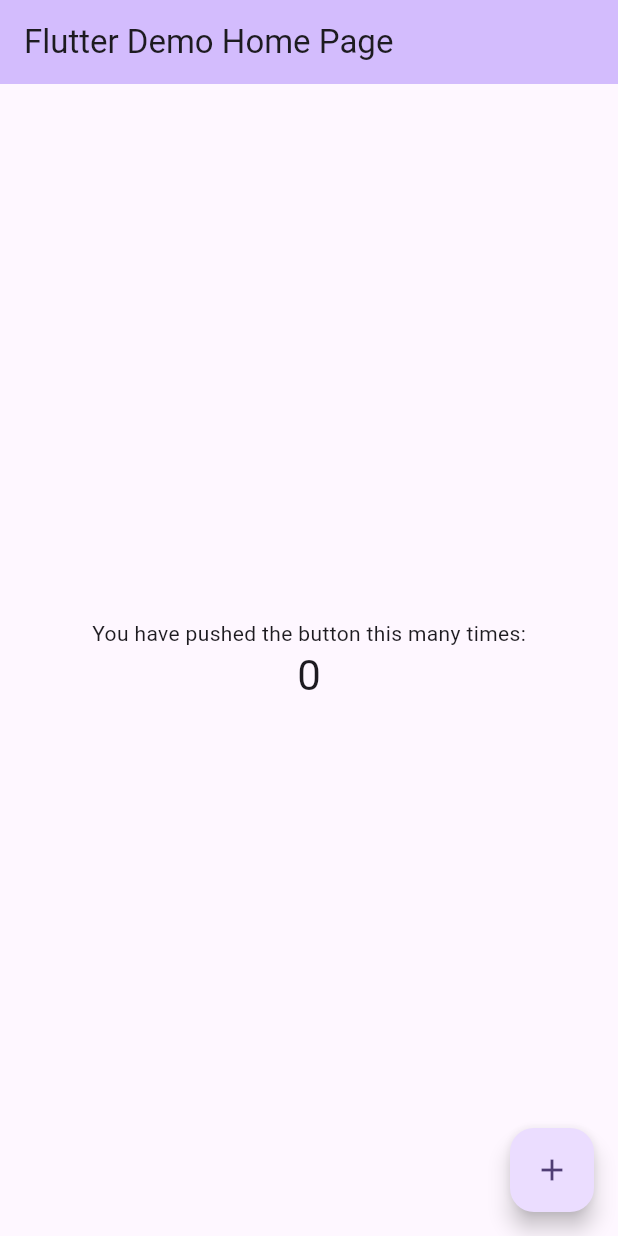
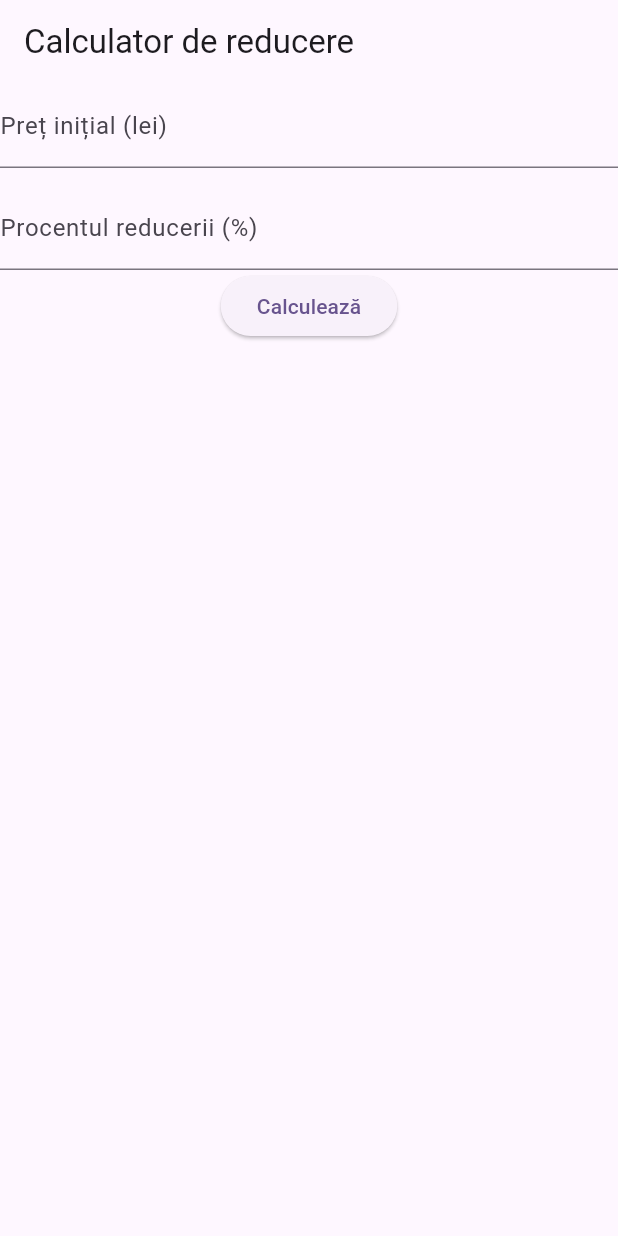
Before and after one commit to IrinaG234/PAM, a Flutter app: the screen it shows after launch, on a phone screen of 412 x 824 dp. Run offline on Flutter 3.47's test engine with Material 3 defaults, Android fonts, the light colour scheme and no system bars.

Commit message:
something new code

```diff
--- a/lib/main.dart
+++ b/lib/main.dart
@@ -11,60 +11,84 @@ class MyApp extends StatelessWidget {
   @override
   Widget build(BuildContext context) {
     return MaterialApp(
-      title: 'Flutter Demo',
+      title: 'Reducere calculator',
       theme: ThemeData(
         colorScheme: .fromSeed(seedColor: Colors.deepPurple),
       ),
-      home: const MyHomePage(title: 'Flutter Demo Home Page'),
+      home: const CalculatorReducerePage(),
     );
   }
 }
 //definește pagina si se poate schimba
-class MyHomePage extends StatefulWidget {
-  const MyHomePage({super.key, required this.title});
-  final String title;
+class CalculatorReducerePage extends StatefulWidget {
+  const CalculatorReducerePage({super.key});
 
   @override
-  State<MyHomePage> createState() => _MyHomePageState();
+  State<CalculatorReducerePage> createState() => _CalculatorReducerePageState();
 }
 
 //logica de actualizarea
-class _MyHomePageState extends State<MyHomePage> {
-  int _counter = 0;
+class _CalculatorReducerePageState extends State<CalculatorReducerePage> {
+  final TextEditingController _priceController=TextEditingController();
+  final TextEditingController _discountController=TextEditingController();
+  String _result='';
+  TipReducere _tipSelectat = TipReducere.procent;
 
-  void _incrementCounter() {
+  void _calculateDiscount() {
+    final double? price=double.tryParse(_priceController.text);
+    final double? discountPercent= double.tryParse(_discountController.text);
+
+    if (price==null || discountPercent==null){
       setState(() {
-      _counter++;
+        _result="introdu valoare";
+      });
+      return;
+    }
+
+    final double discountValue=price*(discountPercent/100);
+    final double finalPrice=price-discountValue;
+
+    setState(() {
+      _result=
+      'valoarea: ${discountValue.toStringAsFixed(2)} lei\n'
+      'pret final: ${finalPrice.toStringAsFixed(2)} lei\n';
     });
   }
-//interfata vizuala
+
+
+//controalele se clenuieste
+  @override
+  void dispose(){
+    _priceController.dispose();
+    _discountController.dispose();
+    super.dispose();
+  }
+
   @override
   Widget build(BuildContext context) {
      return Scaffold(
-      appBar: AppBar(
-
-        backgroundColor: Theme.of(context).colorScheme.inversePrimary,
-
-        title: Text(widget.title),
-      ),
-      body: Center(
-
-        child: Column(
-
-          mainAxisAlignment: .center,
+     appBar: AppBar(title: const Text('Calculator de reducere')),
+     body: Column(
      children: [
-            const Text('You have pushed the button this many times:'),
-            Text(
-              '$_counter',
-              style: Theme.of(context).textTheme.headlineMedium,
-            ),
-          ],
+       TextField(
+         controller: _priceController,
+         decoration: const InputDecoration(
+           labelText: 'Preț inițial (lei)',
          ),
        ),
-      floatingActionButton: FloatingActionButton(
-        onPressed: _incrementCounter,
-        tooltip: 'Increment',
-        child: const Icon(Icons.add),
+       const SizedBox(height: 12),
+       TextField(
+         controller: _discountController,
+         decoration: const InputDecoration(
+           labelText: 'Procentul reducerii (%)',
+         ),
+       ),
+           ElevatedButton(
+              onPressed: _calculateDiscount,
+              child: const Text('Calculează'),
+           ),
+           Text(_result),
+        ],
       ),
   );
 }
```
Also changed, not shown: 3 other files. Lines whose indentation alone changed are shown as unchanged.
